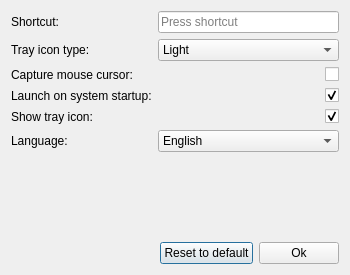
Old version of the form src/settingsdialog.ui in the repository iuliuh/SparkShot.
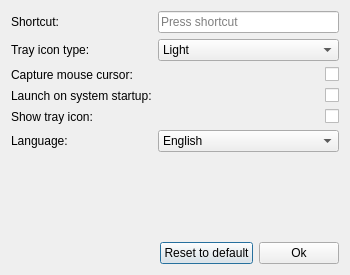
New version of the form. Icons and pictures are not drawn. Custom widgets are drawn as their Qt base class.

Commit message: Improved Prefereces class and settings dialog.

```diff
--- a/src/settingsdialog.ui
+++ b/src/settingsdialog.ui
@@ -102,7 +102,7 @@
       <string/>
      </property>
      <property name="checked">
-      <bool>true</bool>
+      <bool>false</bool>
      </property>
     </widget>
    </item>
@@ -121,7 +121,7 @@
       <string/>
      </property>
      <property name="checked">
-      <bool>true</bool>
+      <bool>false</bool>
      </property>
     </widget>
    </item>
```
The commit also changes 4 other files.
